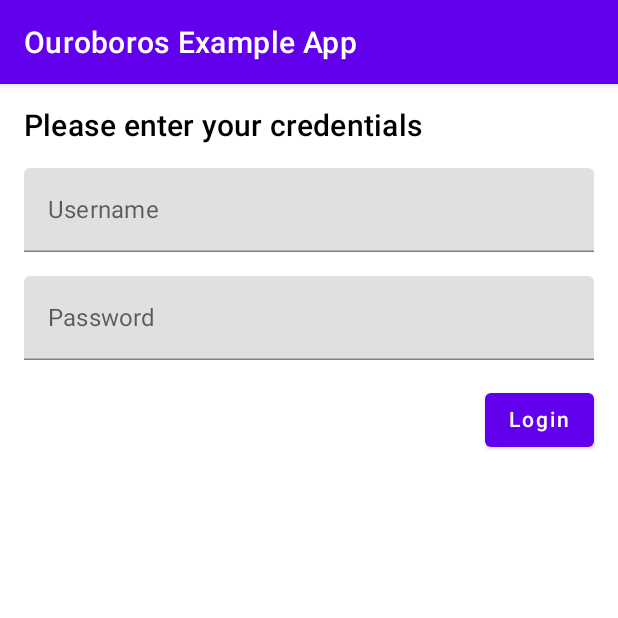
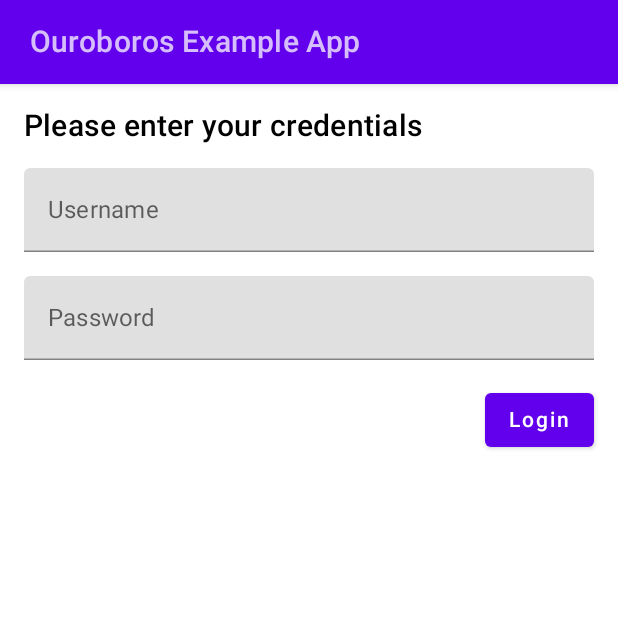
Before and after one commit to get-bridge/ouroboros-compose, an Android app built with Jetpack Compose: the screen it shows after launch (MainActivity), on a phone screen of 412 x 824 dp, the top half of it. Run offline under Robolectric (Android 15) with nearby library versions, the phone set to English and light mode, and no system bars.

Commit message:
Cleanup and improvements for the example application.

```diff
--- a/example-app/src/main/AndroidManifest.xml
+++ b/example-app/src/main/AndroidManifest.xml
@@ -13,7 +13,10 @@
         android:roundIcon="@mipmap/ic_launcher_round"
         android:supportsRtl="true"
         android:theme="@style/Theme.Bridgeandroid">
-        <activity android:name=".MainActivity" android:exported="true">
+        <activity
+            android:name=".MainActivity"
+            android:exported="true"
+            android:windowSoftInputMode="adjustResize">
             <intent-filter>
                 <action android:name="android.intent.action.MAIN" />
 
@@ -21,5 +24,4 @@
             </intent-filter>
         </activity>
     </application>
-
 </manifest>
--- a/example-app/src/main/kotlin/com/bridge/ouroboros/exampleapplication/MainActivity.kt
+++ b/example-app/src/main/kotlin/com/bridge/ouroboros/exampleapplication/MainActivity.kt
@@ -5,8 +5,8 @@
 package com.bridge.ouroboros.exampleapplication
 
 import android.os.Bundle
+import androidx.activity.ComponentActivity
 import androidx.activity.compose.setContent
-import androidx.appcompat.app.AppCompatActivity
 import androidx.compose.foundation.background
 import androidx.compose.foundation.layout.*
 import androidx.compose.foundation.rememberScrollState
@@ -14,7 +14,6 @@ import androidx.compose.foundation.verticalScroll
 import androidx.compose.material.*
 import androidx.compose.runtime.Composable
 import androidx.compose.runtime.LaunchedEffect
-import androidx.compose.runtime.remember
 import androidx.compose.ui.Alignment
 import androidx.compose.ui.Modifier
 import androidx.compose.ui.res.stringResource
@@ -24,7 +23,7 @@ import androidx.compose.ui.unit.dp
 import com.bridge.ouroboros.compose.EventConsumer
 import com.bridge.ouroboros.compose.acquireLoop
 
-class MainActivity : AppCompatActivity() {
+class MainActivity : ComponentActivity() {
     override fun onCreate(savedInstanceState: Bundle?) {
         super.onCreate(savedInstanceState)
 
@@ -41,7 +40,34 @@ class MainActivity : AppCompatActivity() {
 
 @Composable
 fun ExampleScreen(model: ExampleModel, dispatchEvent: EventConsumer<ExampleEvent>) {
-    Box(modifier = Modifier.fillMaxWidth()) {
+    val scaffoldState = rememberScaffoldState()
+
+    Scaffold(
+        scaffoldState = scaffoldState,
+        topBar = {
+            TopAppBar {
+                Text(
+                    modifier = Modifier.padding(start = 16.dp),
+                    text = stringResource(id = R.string.app_name),
+                    style = MaterialTheme.typography.h6
+                )
+            }
+        }
+    ) { paddingValues ->
+        if (model.messages.isNotEmpty()) {
+            val message = model.messages.first()
+            val messageText = stringResource(id = message.messageRes)
+            LaunchedEffect(message) {
+                scaffoldState.snackbarHostState.showSnackbar(messageText)
+                dispatchEvent(ExampleEvent.ToastShown(message.id))
+            }
+        }
+
+        Box(
+            modifier = Modifier
+                .fillMaxWidth()
+                .padding(paddingValues)
+        ) {
             Column(
                 modifier = Modifier
                     .fillMaxWidth()
@@ -103,22 +129,7 @@ fun ExampleScreen(model: ExampleModel, dispatchEvent: EventConsumer<ExampleEvent
                     }
                 }
             }
-
-        val snackbarState = remember { SnackbarHostState() }
-
-        if (model.messages.isNotEmpty()) {
-            val message = model.messages.first()
-            val messageText = stringResource(id = message.messageRes)
-            LaunchedEffect(message) {
-                snackbarState.showSnackbar(messageText)
-                dispatchEvent(ExampleEvent.ToastShown(message.id))
         }
-        }
-
-        SnackbarHost(
-            modifier = Modifier.align(Alignment.BottomCenter),
-            hostState = snackbarState
-        )
     }
 }
 
```
Lines whose indentation alone changed are shown as unchanged.
